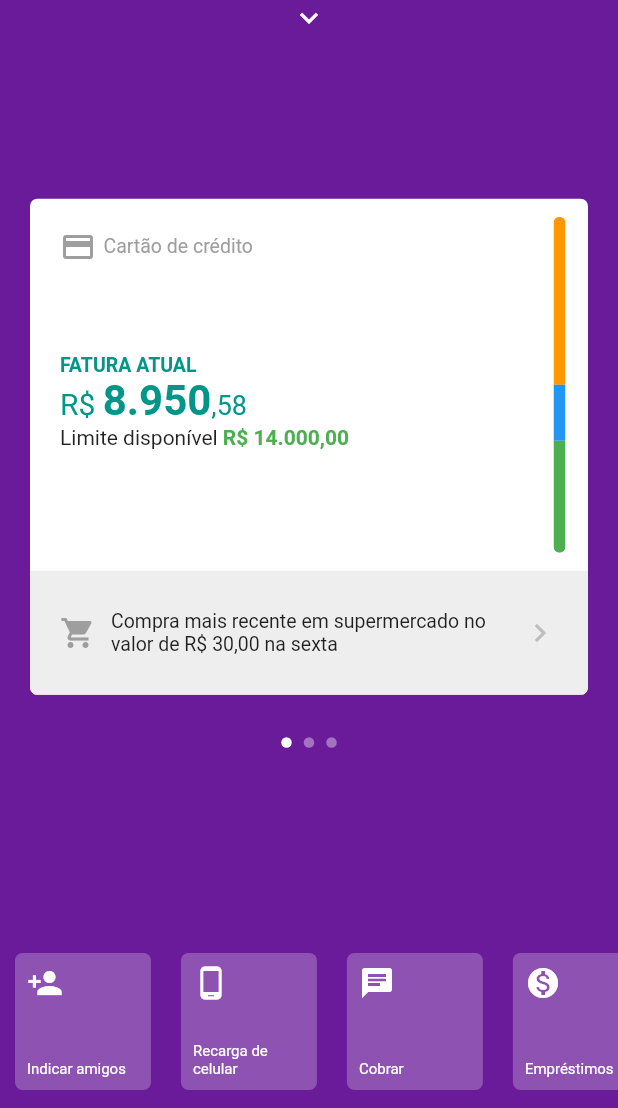
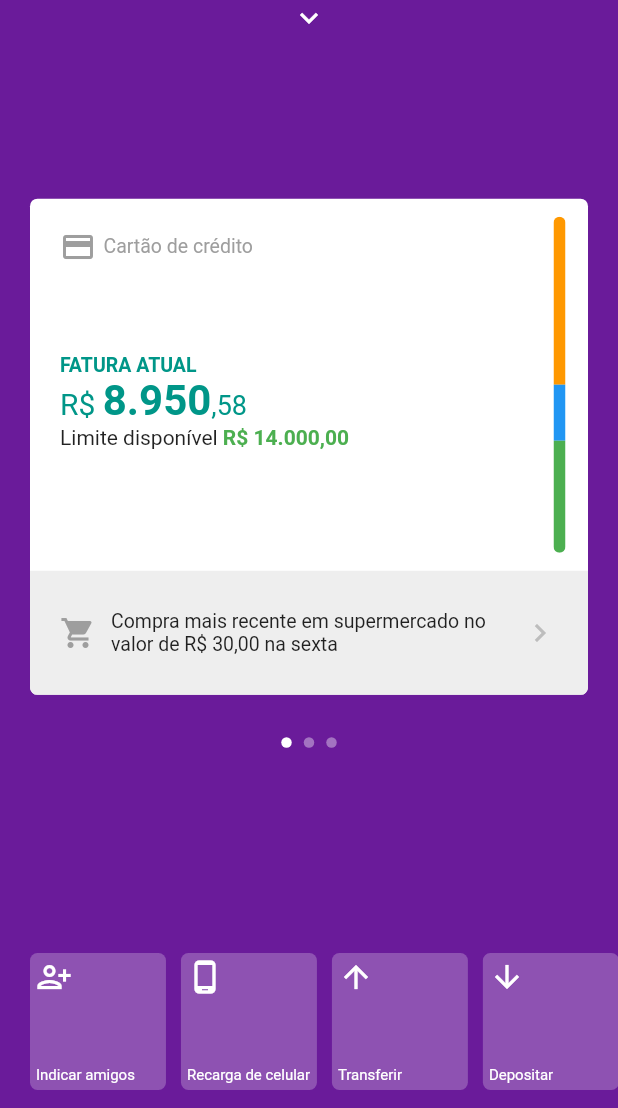
Before and after one commit to danilogocarlos/nubank_ui_old, a Flutter app: the screen it shows after launch, on a phone screen of 412 x 824 dp, the part 128-1236 px from its top. Run offline on Flutter 3.47's test engine with Material 2 defaults, Android fonts, the phone set to English and light mode, and no system bars; network calls fail.

Commit message:
correçoes no menu bottom

```diff
--- a/lib/ui/home/widgets/bottom_menu/bottom_menu.dart
+++ b/lib/ui/home/widgets/bottom_menu/bottom_menu.dart
@@ -25,40 +25,41 @@ class BottomMenu extends StatelessWidget {
               duration: Duration(milliseconds: 200),
               opacity: visible ? 1 : 0,
               child: Container(
+                padding: EdgeInsets.only(left: 15),
                 child: ListView(
                   physics: BouncingScrollPhysics(),
                   scrollDirection: Axis.horizontal,
                   children: [
                     ItemMenuBottom(
-                      icon: Icons.person_add,
+                      icon: Icons.person_add_alt_1_outlined,
                       text: "Indicar amigos",
                     ),
                     ItemMenuBottom(
-                      icon: Icons.phone_android,
+                      icon: Icons.phone_android_outlined,
                       text: "Recarga de celular",
                     ),
                     ItemMenuBottom(
-                      icon: Icons.chat,
+                      icon: Icons.arrow_upward,
+                      text: "Transferir",
+                    ),
+                    ItemMenuBottom(
+                      icon: Icons.arrow_downward,
+                      text: "Depositar",
+                    ),
+                    ItemMenuBottom(
+                      icon: Icons.messenger_outline,
                       text: "Cobrar",
                     ),
                     ItemMenuBottom(
-                      icon: Icons.monetization_on,
+                      icon: Icons.monetization_on_outlined,
                       text: "Empréstimos",
-                    ),
-                    ItemMenuBottom(
-                      icon: Icons.move_to_inbox,
-                      text: "Depositar",
-                    ),
-                    ItemMenuBottom(
-                      icon: Icons.mobile_screen_share,
-                      text: "Transferir",
                     ),
                     ItemMenuBottom(
                       icon: Icons.format_align_center,
                       text: "Ajustar limite",
                     ),
                     ItemMenuBottom(
-                      icon: Icons.chrome_reader_mode,
+                      icon: Icons.attach_money_outlined,
                       text: "Pagar",
                     ),
                     ItemMenuBottom(
--- a/lib/ui/home/widgets/bottom_menu/item_menu_bottom.dart
+++ b/lib/ui/home/widgets/bottom_menu/item_menu_bottom.dart
@@ -9,10 +9,10 @@ class ItemMenuBottom extends StatelessWidget {
   Widget build(BuildContext context) {
     return Container(
       margin: const EdgeInsets.symmetric(
-        horizontal: 10,
+        horizontal: 5,
         vertical: 12,
       ),
-      padding: const EdgeInsets.all(8.0),
+      padding: const EdgeInsets.all(4),
       width: MediaQuery.of(context).size.width * .22,
       decoration: BoxDecoration(
         borderRadius: BorderRadius.all(Radius.circular(5)),
```
